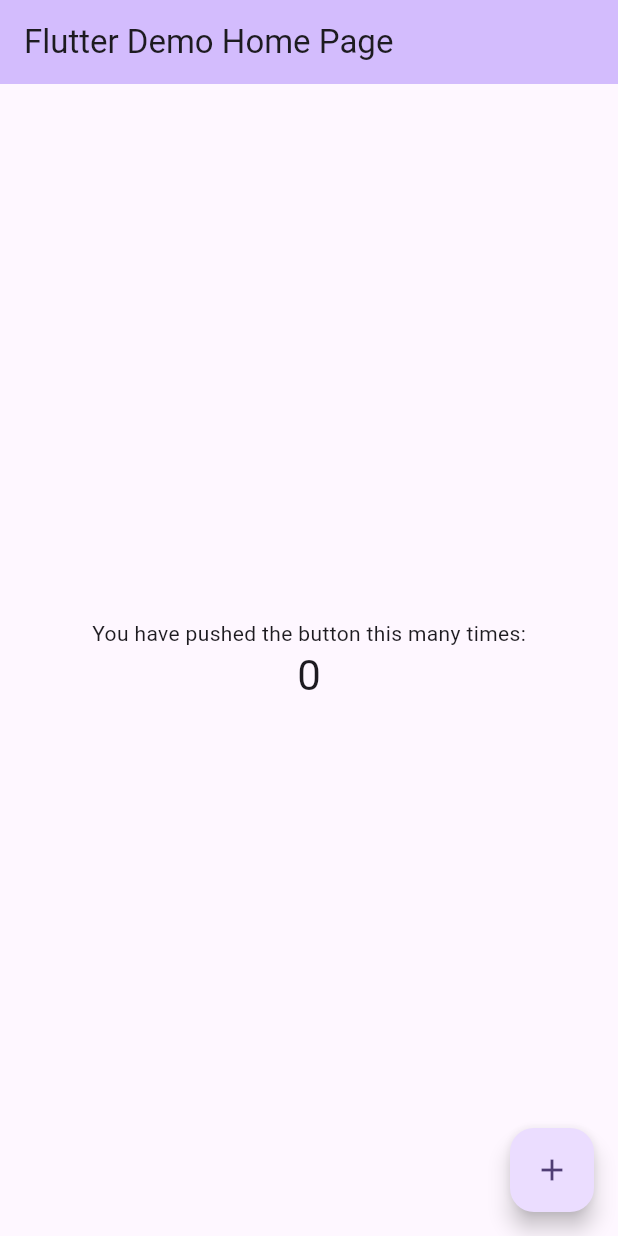
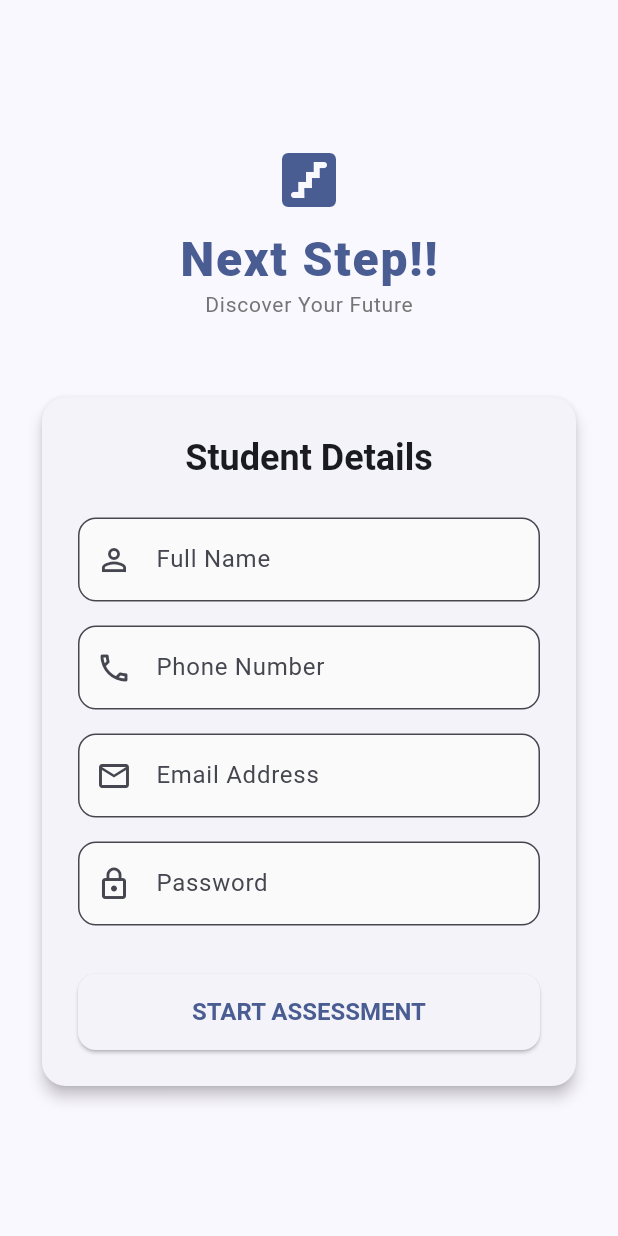
Before and after one commit to could-ai/019ac31a-ccd7-7edb-aa2b-cb3374776bd5, a Flutter app: the screen it shows after launch, on a phone screen of 412 x 824 dp. Run offline on Flutter 3.47's test engine with Material 3 defaults, Android fonts, the phone set to English and light mode, and no system bars.

Commit message:
Setup main application entry point with Next Step!! branding, theme configuration, and routing structure.; Created a custom LogoWidget representing the 'Next Step!!' brand with an icon and styled text.; Implemented the Login/Registration screen with form validation for Name, Phone, Email, and Password.; Created the Psychometric Test screen with a list of questions and slider inputs for answers.; Implemented the Result screen showing career matches and a simulated PDF download button.

```diff
--- a/usr/lib/main.dart
+++ b/usr/lib/main.dart
@@ -1,123 +1,53 @@
 import 'package:flutter/material.dart';
+import 'package:couldai_user_app/screens/login_screen.dart';
+import 'package:couldai_user_app/screens/test_screen.dart';
+import 'package:couldai_user_app/screens/result_screen.dart';
 
 void main() {
-  runApp(const MyApp());
+  runApp(const NextStepApp());
 }
 
-class MyApp extends StatelessWidget {
-  const MyApp({super.key});
+class NextStepApp extends StatelessWidget {
+  const NextStepApp({super.key});
 
-  // This widget is the root of your application.
   @override
   Widget build(BuildContext context) {
     return MaterialApp(
-      title: 'Flutter Demo',
+      title: 'Next Step!!',
       debugShowCheckedModeBanner: false,
       theme: ThemeData(
-        // This is the theme of your application.
-        //
-        // TRY THIS: Try running your application with "flutter run". You'll see
-        // the application has a purple toolbar. Then, without quitting the app,
-        // try changing the seedColor in the colorScheme below to Colors.green
-        // and then invoke "hot reload" (save your changes or press the "hot
-        // reload" button in a Flutter-supported IDE, or press "r" if you used
-        // the command line to start the app).
-        //
-        // Notice that the counter didn't reset back to zero; the application
-        // state is not lost during the reload. To reset the state, use hot
-        // restart instead.
-        //
-        // This works for code too, not just values: Most code changes can be
-        // tested with just a hot reload.
-        colorScheme: ColorScheme.fromSeed(seedColor: Colors.deepPurple),
+        colorScheme: ColorScheme.fromSeed(
+          seedColor: const Color(0xFF0066FF), // Professional Blue
+          secondary: const Color(0xFFFF9900), // Energetic Orange
+        ),
+        useMaterial3: true,
+        fontFamily: 'Roboto', // Default, but explicit is good
+        inputDecorationTheme: InputDecorationTheme(
+          border: OutlineInputBorder(
+            borderRadius: BorderRadius.circular(12),
+          ),
+          filled: true,
+          fillColor: Colors.grey.shade50,
+        ),
+        elevatedButtonTheme: ElevatedButtonThemeData(
+          style: ElevatedButton.styleFrom(
+            padding: const EdgeInsets.symmetric(horizontal: 32, vertical: 16),
+            shape: RoundedRectangleBorder(
+              borderRadius: BorderRadius.circular(12),
+            ),
+            textStyle: const TextStyle(
+              fontSize: 16,
+              fontWeight: FontWeight.bold,
+            ),
+          ),
+        ),
       ),
       initialRoute: '/',
       routes: {
-        '/': (context) => const MyHomePage(title: 'Flutter Demo Home Page'),
+        '/': (context) => const LoginScreen(),
+        '/test': (context) => const TestScreen(),
+        '/result': (context) => const ResultScreen(),
       },
     );
   }
 }
-
-class MyHomePage extends StatefulWidget {
-  const MyHomePage({super.key, required this.title});
-
-  // This widget is the home page of your application. It is stateful, meaning
-  // that it has a State object (defined below) that contains fields that affect
-  // how it looks.
-
-  // This class is the configuration for the state. It holds the values (in this
-  // case the title) provided by the parent (in this case the App widget) and
-  // used by the build method of the State. Fields in a Widget subclass are
-  // always marked "final".
-
-  final String title;
-
-  @override
-  State<MyHomePage> createState() => _MyHomePageState();
-}
-
-class _MyHomePageState extends State<MyHomePage> {
-  int _counter = 0;
-
-  void _incrementCounter() {
-    setState(() {
-      // This call to setState tells the Flutter framework that something has
-      // changed in this State, which causes it to rerun the build method below
-      // so that the display can reflect the updated values. If we changed
-      // _counter without calling setState(), then the build method would not be
-      // called again, and so nothing would appear to happen.
-      _counter++;
-    });
-  }
-
-  @override
-  Widget build(BuildContext context) {
-    // This method is rerun every time setState is called, for instance as done
-    // by the _incrementCounter method above.
-    //
-    // The Flutter framework has been optimized to make rerunning build methods
-    // fast, so that you can just rebuild anything that needs updating rather
-    // than having to individually change instances of widgets.
-    return Scaffold(
-      appBar: AppBar(
-        // TRY THIS: Try changing the color here to a specific color (to
-        // Colors.amber, perhaps?) and trigger a hot reload to see the AppBar
-        // change color while the other colors stay the same.
-        backgroundColor: Theme.of(context).colorScheme.inversePrimary,
-        // Here we take the value from the MyHomePage object that was created by
-        // the App.build method, and use it to set our appbar title.
-        title: Text(widget.title),
-      ),
-      body: Center(
-        // Center is a layout widget. It takes a single child and positions it
-        // in the middle of the parent.
-        child: Column(
-          // Column is also a layout widget. It takes a list of children and
-          // arranges them vertically. By default, it sizes itself to fit its
-          // children horizontally, and tries to be as tall as its parent.
-          //
-          // Column has various properties to control how it sizes itself and
-          // how it positions its children. Here we use mainAxisAlignment to
-          // center the children vertically; the main axis here is the vertical
-          // axis because Columns are vertical (the cross axis would be
-          // horizontal).
-          //
-          // TRY THIS: Invoke "debug painting" (choose the "Toggle Debug Paint"
-          // action in the IDE, or press "p" in the console), to see the
-          // wireframe for each widget.
-          mainAxisAlignment: MainAxisAlignment.center,
-          children: <Widget>[
-            const Text('You have pushed the button this many times:'),
-            Text('$_counter', style: Theme.of(context).textTheme.headlineMedium),
-          ],
-        ),
-      ),
-      floatingActionButton: FloatingActionButton(
-        onPressed: _incrementCounter,
-        tooltip: 'Increment',
-        child: const Icon(Icons.add),
-      ), // This trailing comma makes auto-formatting nicer for build methods.
-    );
-  }
-}
--- /dev/null
+++ b/usr/lib/screens/login_screen.dart
@@ -0,0 +1,149 @@
+import 'package:flutter/material.dart';
+import 'package:couldai_user_app/widgets/logo_widget.dart';
+
+class LoginScreen extends StatefulWidget {
+  const LoginScreen({super.key});
+
+  @override
+  State<LoginScreen> createState() => _LoginScreenState();
+}
+
+class _LoginScreenState extends State<LoginScreen> {
+  final _formKey = GlobalKey<FormState>();
+  final _nameController = TextEditingController();
+  final _phoneController = TextEditingController();
+  final _emailController = TextEditingController();
+  final _passwordController = TextEditingController();
+
+  @override
+  void dispose() {
+    _nameController.dispose();
+    _phoneController.dispose();
+    _emailController.dispose();
+    _passwordController.dispose();
+    super.dispose();
+  }
+
+  void _handleLogin() {
+    if (_formKey.currentState!.validate()) {
+      // In a real app, we would send this data to a backend
+      Navigator.pushNamed(context, '/test');
+    }
+  }
+
+  @override
+  Widget build(BuildContext context) {
+    return Scaffold(
+      body: Center(
+        child: SingleChildScrollView(
+          padding: const EdgeInsets.all(24.0),
+          child: Container(
+            constraints: const BoxConstraints(maxWidth: 450),
+            child: Column(
+              mainAxisAlignment: MainAxisAlignment.center,
+              crossAxisAlignment: CrossAxisAlignment.stretch,
+              children: [
+                const LogoWidget(size: 32),
+                const SizedBox(height: 48),
+                Card(
+                  elevation: 4,
+                  shape: RoundedRectangleBorder(
+                    borderRadius: BorderRadius.circular(16),
+                  ),
+                  child: Padding(
+                    padding: const EdgeInsets.all(24.0),
+                    child: Form(
+                      key: _formKey,
+                      child: Column(
+                        crossAxisAlignment: CrossAxisAlignment.stretch,
+                        children: [
+                          Text(
+                            'Student Details',
+                            style: Theme.of(context).textTheme.headlineSmall?.copyWith(
+                              fontWeight: FontWeight.bold,
+                            ),
+                            textAlign: TextAlign.center,
+                          ),
+                          const SizedBox(height: 24),
+                          TextFormField(
+                            controller: _nameController,
+                            decoration: const InputDecoration(
+                              labelText: 'Full Name',
+                              prefixIcon: Icon(Icons.person_outline),
+                            ),
+                            validator: (value) {
+                              if (value == null || value.isEmpty) {
+                                return 'Please enter your name';
+                              }
+                              return null;
+                            },
+                          ),
+                          const SizedBox(height: 16),
+                          TextFormField(
+                            controller: _phoneController,
+                            decoration: const InputDecoration(
+                              labelText: 'Phone Number',
+                              prefixIcon: Icon(Icons.phone_outlined),
+                            ),
+                            keyboardType: TextInputType.phone,
+                            validator: (value) {
+                              if (value == null || value.isEmpty) {
+                                return 'Please enter your phone number';
+                              }
+                              return null;
+                            },
+                          ),
+                          const SizedBox(height: 16),
+                          TextFormField(
+                            controller: _emailController,
+                            decoration: const InputDecoration(
+                              labelText: 'Email Address',
+                              prefixIcon: Icon(Icons.email_outlined),
+                            ),
+                            keyboardType: TextInputType.emailAddress,
+                            validator: (value) {
+                              if (value == null || value.isEmpty) {
+                                return 'Please enter your email';
+                              }
+                              if (!value.contains('@')) {
+                                return 'Please enter a valid email';
+                              }
+                              return null;
+                            },
+                          ),
+                          const SizedBox(height: 16),
+                          TextFormField(
+                            controller: _passwordController,
+                            decoration: const InputDecoration(
+                              labelText: 'Password',
+                              prefixIcon: Icon(Icons.lock_outline),
+                            ),
+                            obscureText: true,
+                            validator: (value) {
+                              if (value == null || value.isEmpty) {
+                                return 'Please enter a password';
+                              }
+                              if (value.length < 6) {
+                                return 'Password must be at least 6 characters';
+                              }
+                              return null;
+                            },
+                          ),
+                          const SizedBox(height: 32),
+                          ElevatedButton(
+                            onPressed: _handleLogin,
+                            child: const Text('START ASSESSMENT'),
+                          ),
+                        ],
+                      ),
+                    ),
+                  ),
+                ),
+              ],
+            ),
+          ),
+        ),
+      ),
+    );
+  }
+}
--- /dev/null
+++ b/usr/lib/widgets/logo_widget.dart
@@ -0,0 +1,42 @@
+import 'package:flutter/material.dart';
+
+class LogoWidget extends StatelessWidget {
+  final double size;
+  final Color? color;
+
+  const LogoWidget({super.key, this.size = 40, this.color});
+
+  @override
+  Widget build(BuildContext context) {
+    final theme = Theme.of(context);
+    final primaryColor = color ?? theme.colorScheme.primary;
+
+    return Column(
+      mainAxisSize: MainAxisSize.min,
+      children: [
+        Icon(
+          Icons.stairs_rounded, // Represents steps/growth
+          size: size * 1.5,
+          color: primaryColor,
+        ),
+        const SizedBox(height: 8),
+        Text(
+          'Next Step!!',
+          style: theme.textTheme.headlineMedium?.copyWith(
+            fontWeight: FontWeight.w900,
+            color: primaryColor,
+            letterSpacing: 1.2,
+            fontSize: size,
+          ),
+        ),
+        Text(
+          'Discover Your Future',
+          style: theme.textTheme.bodyMedium?.copyWith(
+            color: Colors.grey.shade600,
+            letterSpacing: 0.5,
+          ),
+        ),
+      ],
+    );
+  }
+}
```
Also changed, not shown: usr/lib/screens/result_screen.dart (added, +149 -0 lines), usr/lib/screens/test_screen.dart (added, +114 -0 lines).
